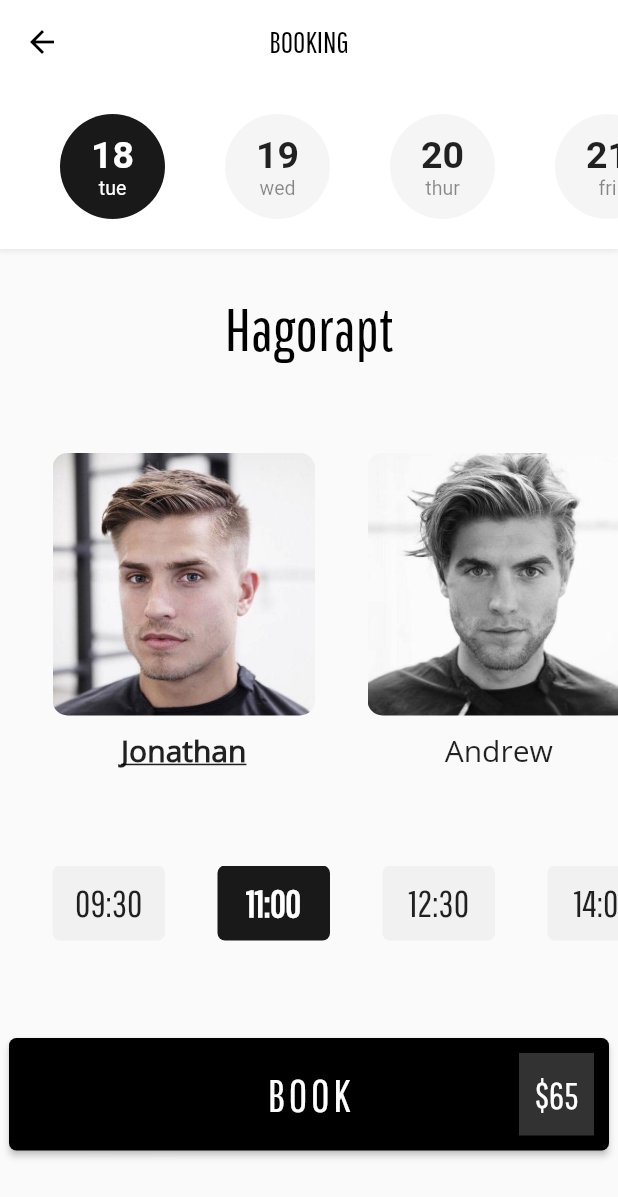
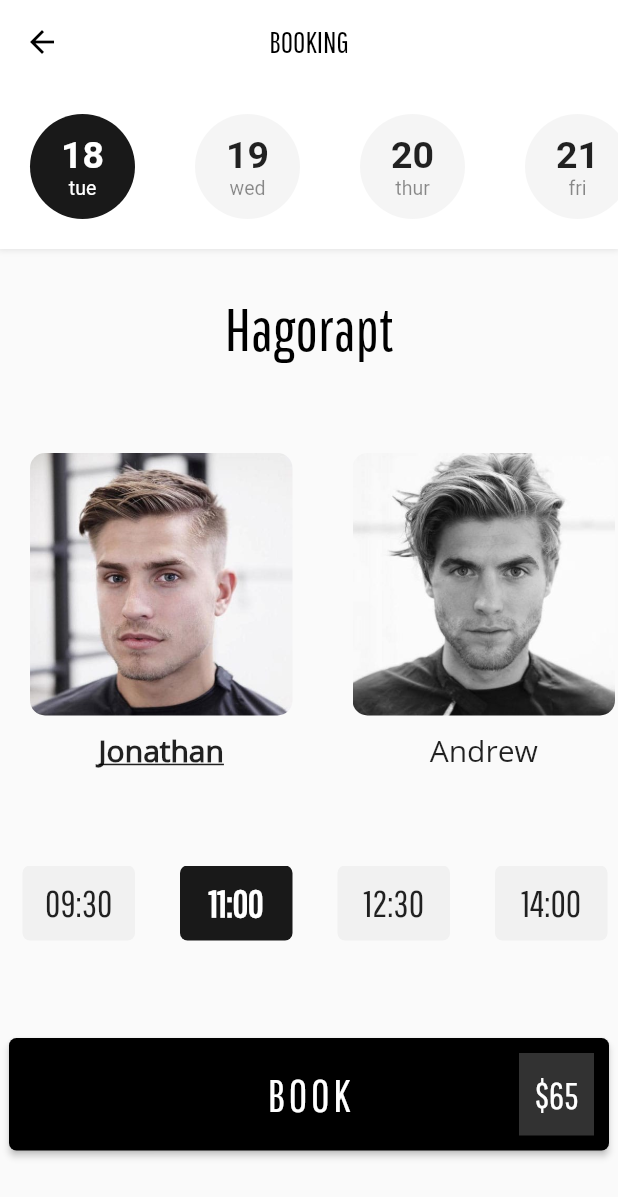
Before and after one commit to aanndch/hairstylist-app, a Flutter app: the screen it shows after launch, on a phone screen of 412 x 824 dp. Shown: the top 1197 px of the screen. Run offline on Flutter 3.47's test engine with Material 2 defaults, Android fonts, the phone set to English and light mode, and no system bars; Roboto replaces fonts that are missing (Raleway).

Commit message:
Changed margins

```diff
--- a/lib/components/barber.dart
+++ b/lib/components/barber.dart
@@ -16,7 +16,7 @@ class BarberWidget extends StatelessWidget {
 
     return AnimatedContainer(
         duration: Duration(milliseconds: 200),
-        margin: EdgeInsets.only(left: 35.0),
+        margin: EdgeInsets.only(left: 20.0, right: 20.0),
         curve: Curves.easeIn,
         // color: Colors.yellow,
         child: InkWell(
--- a/lib/components/date.dart
+++ b/lib/components/date.dart
@@ -14,7 +14,7 @@ class DateWidget extends StatelessWidget {
     isSelected = date == selectedDate;
 
     return AnimatedContainer(
-      margin: EdgeInsets.only(left: 40.0),
+      margin: EdgeInsets.only(left: 20.0, right: 20.0),
       duration: Duration(milliseconds: 200),
       curve: Curves.easeIn,
       decoration: BoxDecoration(
--- a/lib/components/time.dart
+++ b/lib/components/time.dart
@@ -13,7 +13,7 @@ class TimeWidget extends StatelessWidget {
     isSelected = time == selectedTime;
 
     return AnimatedContainer(
-      margin: EdgeInsets.only(left: 35.0),
+      margin: EdgeInsets.only(left: 15.0, right: 15.0),
       duration: Duration(milliseconds: 200),
       curve: Curves.easeIn,
       decoration: BoxDecoration(
```
